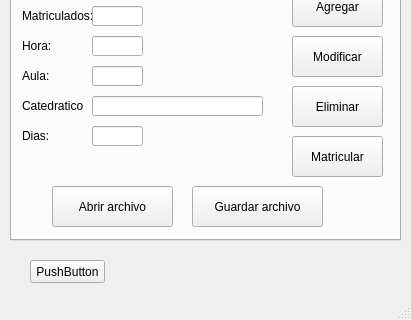
First picture: the form in mainwindow.ui, repository ahernandez93/ProyectoPrograIII-3-, before the edit; both pictures show x 0 to 411 and y 167 to 487 of the 411 by 487 pixel window.
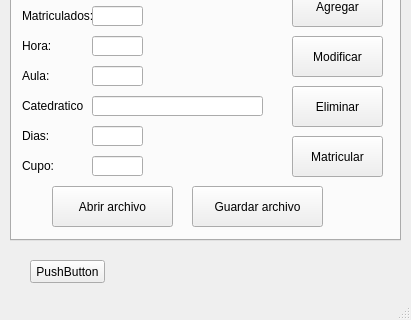
Second picture: the form after the edit.

Commit message: Configure boton eliminar y boton nuevo

Diff of the .ui file:
```diff
--- a/mainwindow.ui
+++ b/mainwindow.ui
@@ -321,6 +321,29 @@
        <string>Agregar</string>
       </property>
      </widget>
+     <widget class="QLineEdit" name="TxtCupo">
+      <property name="geometry">
+       <rect>
+        <x>80</x>
+        <y>270</y>
+        <width>51</width>
+        <height>20</height>
+       </rect>
+      </property>
+     </widget>
+     <widget class="QLabel" name="label_17">
+      <property name="geometry">
+       <rect>
+        <x>10</x>
+        <y>270</y>
+        <width>43</width>
+        <height>20</height>
+       </rect>
+      </property>
+      <property name="text">
+       <string>Cupo:</string>
+      </property>
+     </widget>
     </widget>
     <widget class="QWidget" name="tab_2">
      <attribute name="title">
```
The commit also changes 6 other files.
